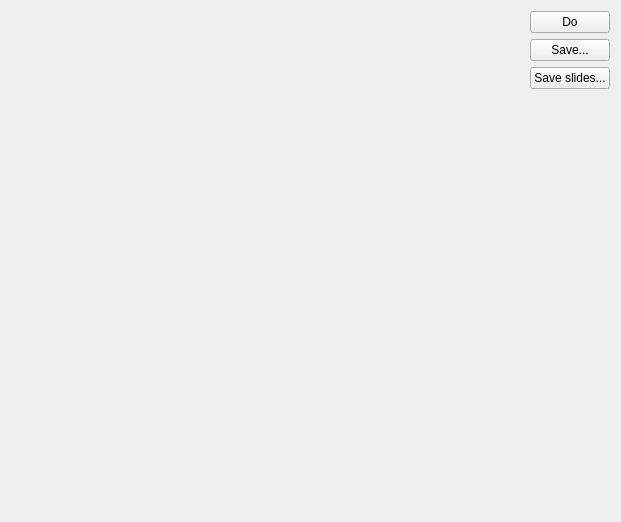
Before: the Qt Designer form src/work-app/mainwindow.ui in rasimbot/magic-renderer, drawn with Qt 5.
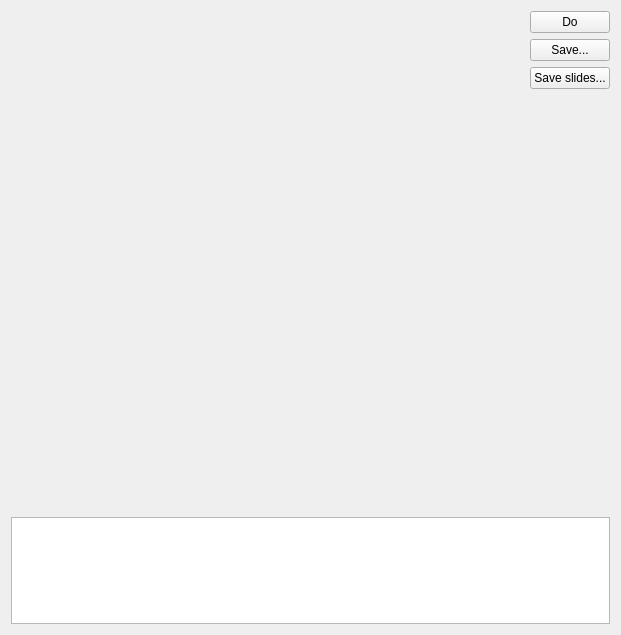
After: the same form once the commit is applied.

Diff of the .ui file:
```diff
--- a/src/work-app/mainwindow.ui
+++ b/src/work-app/mainwindow.ui
@@ -7,7 +7,7 @@
     <x>0</x>
     <y>0</y>
     <width>621</width>
-    <height>522</height>
+    <height>635</height>
    </rect>
   </property>
   <property name="windowTitle">
@@ -15,6 +15,8 @@
   </property>
   <layout class="QGridLayout" name="gridLayout">
    <item row="0" column="0">
+    <layout class="QVBoxLayout" name="verticalLayout_2">
+     <item>
     <layout class="QHBoxLayout" name="horizontalLayout_2">
      <item>
       <widget class="QWidget" name="widget_drawAreaContainer" native="true">
@@ -63,6 +65,18 @@
         </spacer>
        </item>
       </layout>
+       </item>
+      </layout>
+     </item>
+     <item>
+      <widget class="QPlainTextEdit" name="plainTextEdit_log">
+       <property name="maximumSize">
+        <size>
+         <width>16777215</width>
+         <height>107</height>
+        </size>
+       </property>
+      </widget>
      </item>
     </layout>
    </item>
```
Lines whose indentation alone changed are shown as unchanged.
